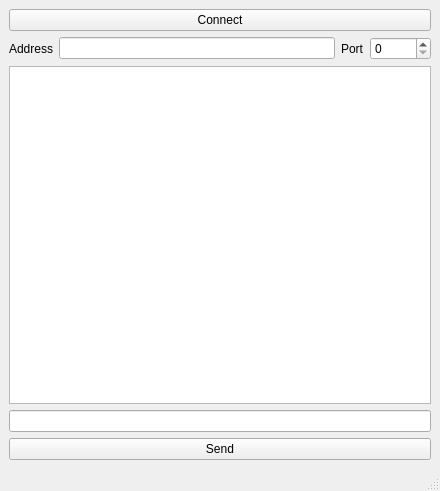
The window that Client/mainwindow.ui (DurininKirous/ChatCpp) describes before a commit, drawn with Qt 5.
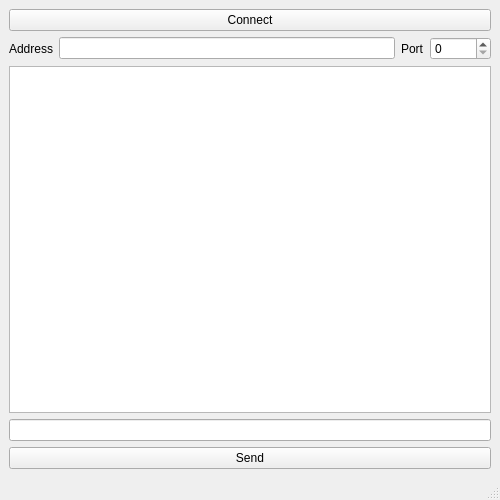
The same window after the commit.

What changed in the file:
```diff
--- a/Client/mainwindow.ui
+++ b/Client/mainwindow.ui
@@ -6,8 +6,8 @@
    <rect>
     <x>0</x>
     <y>0</y>
-    <width>440</width>
-    <height>491</height>
+    <width>500</width>
+    <height>500</height>
    </rect>
   </property>
   <property name="windowTitle">
```
Left out of the diff: 4 changed lines with no effect on the pictures.
